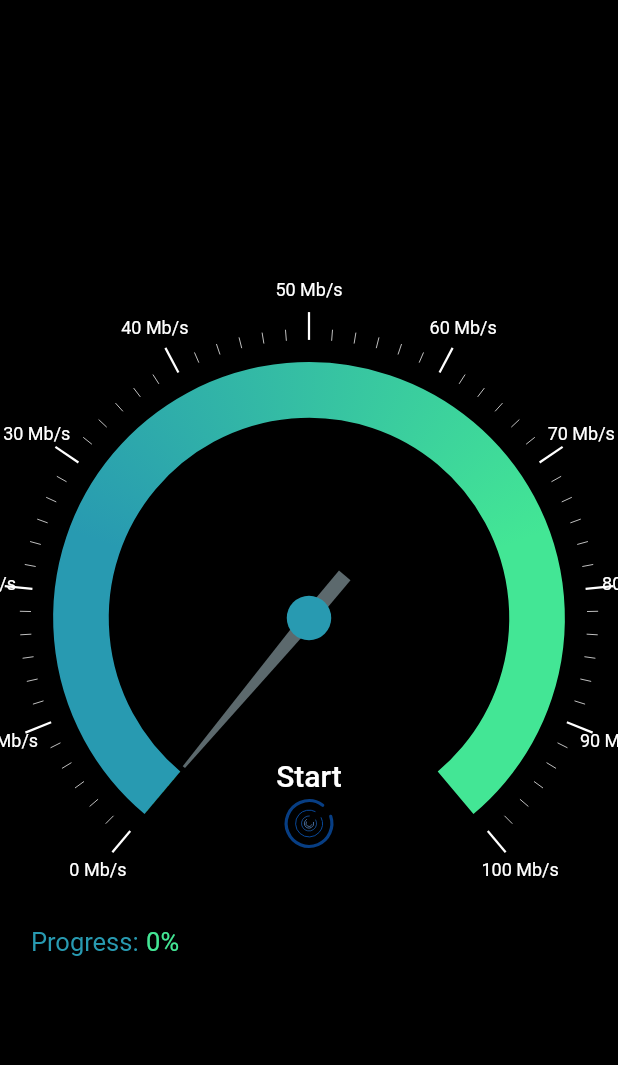
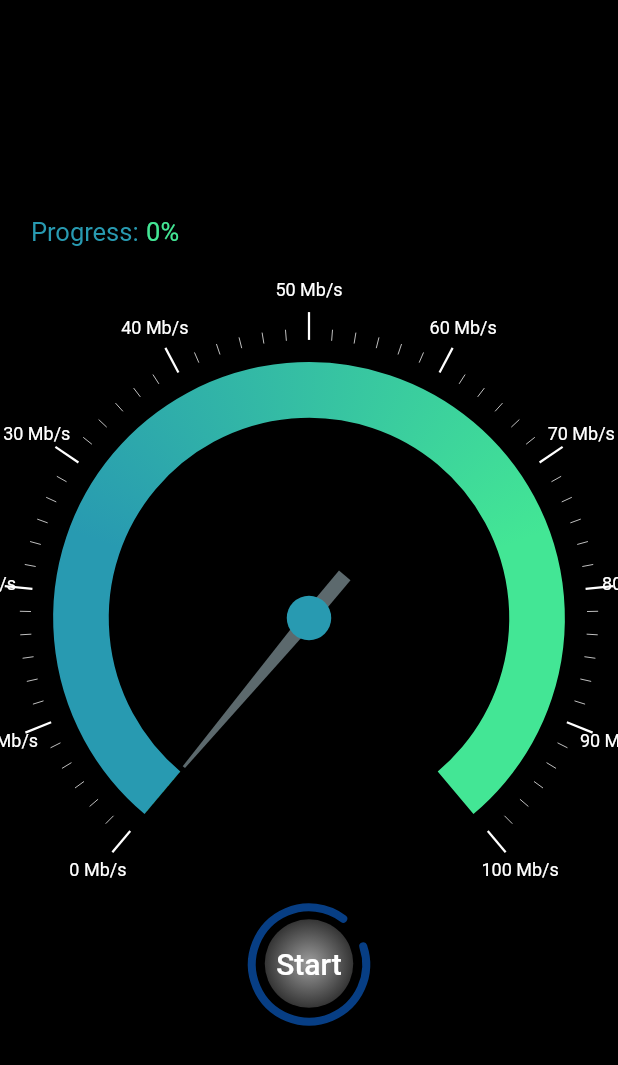
Before and after one commit to Joshuaerinosho/internet_speed, a Flutter app: the screen it shows after launch, on a phone screen of 412 x 824 dp. Shown: the top 1065 px of the screen. Run offline on Flutter 3.47's test engine with Material 2 defaults, Android fonts, the phone set to English and light mode, and no system bars; drawn by our look-alikes of syncfusion_flutter_gauges; our stand-ins replace flutter_riverpod, lottie; missing offline and left inert: flutter_speedtest.

Commit message:
Update UI

```diff
--- a/lib/theme_data.dart
+++ b/lib/theme_data.dart
@@ -1,6 +1,6 @@
 import 'package:flutter/material.dart';
 
 final appThemeData = ThemeData(
-  primarySwatch: Colors.blue,
+  primarySwatch: Colors.grey,
   primaryColor: Colors.white,
 );
--- a/lib/views/home_screen.dart
+++ b/lib/views/home_screen.dart
@@ -74,30 +74,11 @@ class HomeScreen extends ConsumerWidget {
             ],
           ),
           Positioned(
-            bottom: screenHeight * 0.3,
-            child: TextButton(
-              onPressed: () {
-                internetSpeed.getDownSpeed();
-                internetSpeed.startTest();
-              },
-              child: Column(
-                children: [
-                  Text(
-                    internetSpeed.buttonText,
-                    style: TextStyle(
-                        fontSize: 20, color: Theme.of(context).primaryColor),
-                  ),
-                  SizedBox(
-                    height: 40,
-                    width: 40,
-                    child: Lottie.asset('assets/anime.json'),
-                  ),
-                ],
-              ),
-            ),
+            bottom: screenHeight * 0.15,
+            child: StartButton(internetSpeed: internetSpeed),
           ),
           Positioned(
-            top: screenHeight * 0.75,
+            bottom: screenHeight * 0.8,
             left: screenWidth * 0.05,
             child: Row(
               children: [
@@ -124,3 +105,50 @@ class HomeScreen extends ConsumerWidget {
     );
   }
 }
+
+class StartButton extends StatelessWidget {
+  const StartButton({
+    Key? key,
+    required this.internetSpeed,
+  }) : super(key: key);
+
+  final DownloadSpeedNotifier internetSpeed;
+
+  @override
+  Widget build(BuildContext context) {
+    return TextButton(
+      onPressed: () {
+        internetSpeed.getDownSpeed();
+        internetSpeed.startTest();
+      },
+      child: Stack(
+        alignment: AlignmentDirectional.center,
+        children: [
+          SizedBox(
+            height: 100,
+            width: 100,
+            child: Lottie.asset('assets/anime.json'),
+          ),
+          Container(
+            padding: const EdgeInsets.all(10),
+            decoration: const BoxDecoration(
+                color: Colors.grey,
+                shape: BoxShape.circle,
+                gradient: RadialGradient(
+                    colors: [Colors.grey, Colors.black], radius: 0.75)),
+            child: Center(
+              child: Padding(
+                padding: const EdgeInsets.all(8),
+                child: Text(
+                  internetSpeed.buttonText,
+                  style: TextStyle(
+                      fontSize: 20, color: Theme.of(context).primaryColor),
+                ),
+              ),
+            ),
+          ),
+        ],
+      ),
+    );
+  }
+}
```
Also changed, not shown: pubspec.lock, 2 other files.
